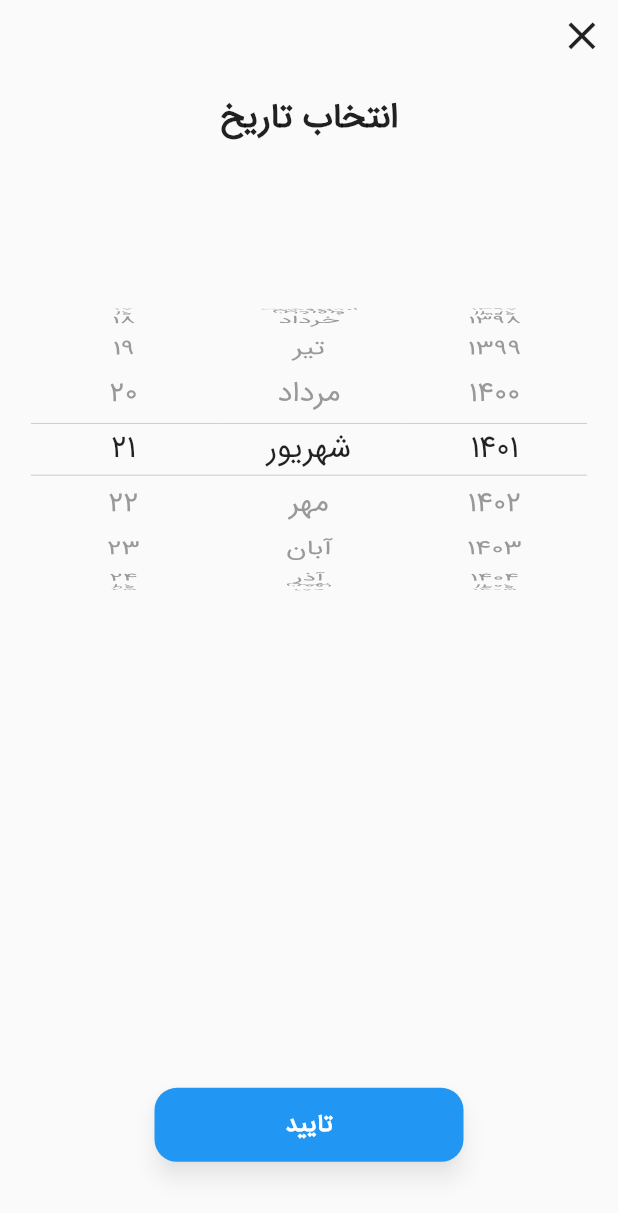
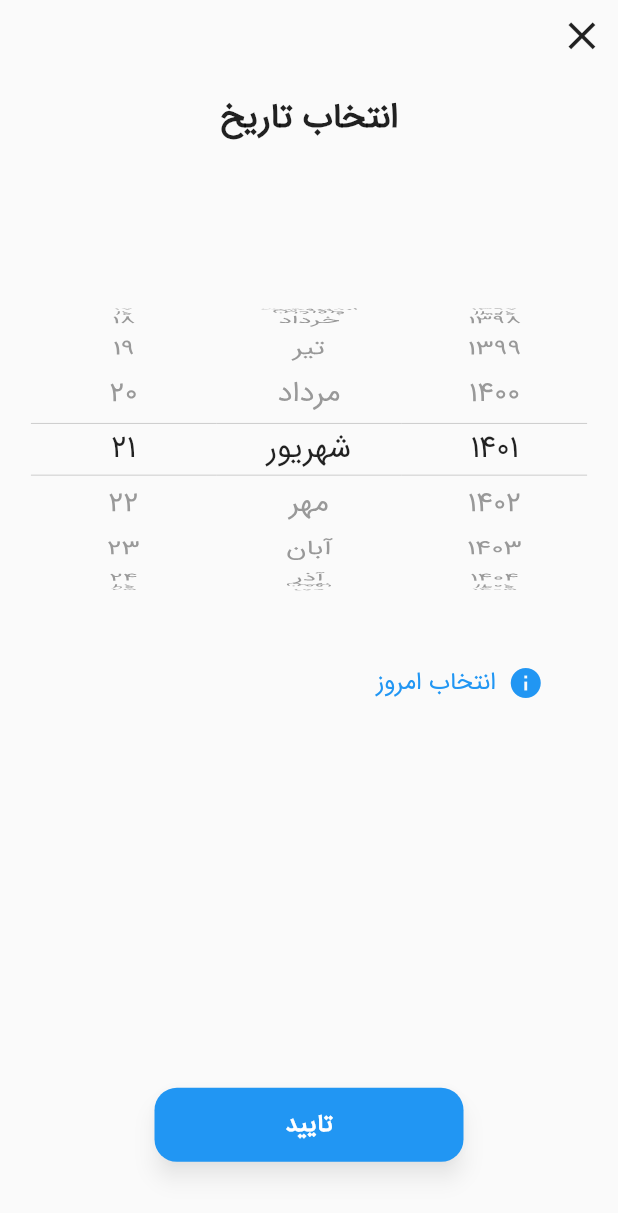
Before and after one commit to alikhajavi74/ir_datetime_picker, a Flutter app: the screen it shows after launch, after a tap on "pick date with route", on a phone screen of 412 x 824 dp. Shown: the top 1213 px of the screen. Run offline on Flutter 3.47's test engine with Material 2 defaults, Android fonts, the phone set to English and light mode, and no system bars; our stand-ins replace shamsi_date.

Commit message:
Release v2.0.2

```diff
--- a/lib/src/ir_date_picker/ir_date_picker.dart
+++ b/lib/src/ir_date_picker/ir_date_picker.dart
@@ -10,6 +10,8 @@ class IRDatePicker extends StatefulWidget {
   final Jalali? initialDate;
   final int? startYear;
   final int? endYear;
+  final bool? enableTodayButton;
+  final String? todayButtonText;
   final IRDatePickerOnSelected onSelected;
 
   const IRDatePicker({
@@ -17,6 +19,8 @@ class IRDatePicker extends StatefulWidget {
     this.initialDate,
     this.startYear,
     this.endYear,
+    this.enableTodayButton,
+    this.todayButtonText,
     required this.onSelected,
   }) : super(key: key);
 
@@ -26,6 +30,7 @@ class IRDatePicker extends StatefulWidget {
 
 class _IRDatePickerState extends State<IRDatePicker> {
   late Jalali _initialDate;
+  late bool _refreshCupertinoPickers;
 
   int _selectedYear = 1400;
   int _selectedMonth = 1;
@@ -43,6 +48,7 @@ class _IRDatePickerState extends State<IRDatePicker> {
 
   void init() {
     _initialDate = widget.initialDate ?? Jalali.now();
+    _refreshCupertinoPickers = false;
     _selectedYear = _initialDate.year;
     _selectedMonth = _initialDate.month;
     _selectedDay = _initialDate.day;
@@ -52,7 +58,12 @@ class _IRDatePickerState extends State<IRDatePicker> {
 
   @override
   Widget build(BuildContext context) {
-    return Row(
+    WidgetsBinding.instance.addPostFrameCallback((_) {
+      _refreshCupertinoPickers = false;
+    });
+    return Column(
+      children: [
+        Row(
           mainAxisAlignment: MainAxisAlignment.center,
           children: [
             generateCupertinoPicker(
@@ -97,16 +108,55 @@ class _IRDatePickerState extends State<IRDatePicker> {
               },
             ),
           ],
+        ),
+        widget.enableTodayButton ?? true
+            ? Column(
+                mainAxisSize: MainAxisSize.min,
+                children: [
+                  SizedBox(height: 1.0.percentOfHeight(context)),
+                  Padding(
+                    padding: EdgeInsets.symmetric(horizontal: 10.0.percentOfWidth(context)),
+                    child: Row(
+                      mainAxisAlignment: MainAxisAlignment.start,
+                      mainAxisSize: MainAxisSize.max,
+                      children: [
+                        TextButton.icon(
+                          icon: const Icon(Icons.info),
+                          style: TextButton.styleFrom(
+                            padding: EdgeInsets.all(2.0.percentOfWidth(context)),
+                            shape: RoundedRectangleBorder(borderRadius: BorderRadius.circular(12.0)),
+                          ),
+                          label: Text(widget.todayButtonText ?? "انتخاب امروز", style: Theme.of(context).textTheme.titleMedium?.copyWith(color: Theme.of(context).primaryColor, fontSize: 14.0.responsiveFont(context))),
+                          onPressed: () {
+                            setState(() {
+                              _refreshCupertinoPickers = true;
+                              Jalali now = Jalali.now();
+                              _selectedYear = now.year;
+                              _selectedMonth = now.month;
+                              _selectedDay = now.day;
+                            });
+                            widget.onSelected(getSelectedJalaliDate());
+                          },
+                        ),
+                      ],
+                    ),
+                  ),
+                ],
+              )
+            : const SizedBox.shrink(),
+      ],
     );
   }
 
   Widget generateCupertinoPicker({required BuildContext context, required List list, required int initialItem, required ValueChanged<int> onSelectedItemChanged}) {
+    mPrint(initialItem);
     return SizedBox(
-      width: 30.0.w(context),
-      height: 30.0.h(context),
+      width: 30.0.percentOfWidth(context),
+      height: 30.0.percentOfHeight(context),
       child: CupertinoPicker(
+        key: _refreshCupertinoPickers ? UniqueKey() : null,
         scrollController: FixedExtentScrollController(initialItem: initialItem),
-        itemExtent: 8.5.w(context),
+        itemExtent: 8.5.percentOfWidth(context),
         diameterRatio: 1.0,
         selectionOverlay: Container(
           decoration: BoxDecoration(
@@ -119,7 +169,7 @@ class _IRDatePickerState extends State<IRDatePicker> {
         onSelectedItemChanged: onSelectedItemChanged,
         children: list.map<Widget>((element) {
           return Center(
-            child: Text(element.toString(), style: Theme.of(context).textTheme.titleMedium?.copyWith(fontSize: 18.0.rf(context))),
+            child: Text(element.toString(), style: Theme.of(context).textTheme.titleMedium?.copyWith(fontSize: 18.0.responsiveFont(context))),
           );
         }).toList(),
       ),
--- a/lib/src/ir_date_picker/ir_date_picker_route.dart
+++ b/lib/src/ir_date_picker/ir_date_picker_route.dart
@@ -12,12 +12,16 @@ class IRDatePickerResponsiveRoute extends StatelessWidget {
   final Jalali? initialDate;
   final int? startYear;
   final int? endYear;
+  final bool? enableTodayButton;
+  final String? todayButtonText;
 
   const IRDatePickerResponsiveRoute({
     Key? key,
     this.initialDate,
     this.startYear,
     this.endYear,
+    this.enableTodayButton,
+    this.todayButtonText,
   }) : super(key: key);
 
   @override
@@ -25,7 +29,7 @@ class IRDatePickerResponsiveRoute extends StatelessWidget {
     final ThemeData themeData = Theme.of(context);
     Jalali selectedDate = initialDate ?? Jalali.now();
     Widget backButton = IconButton(
-      iconSize: 7.5.w(context),
+      iconSize: 7.5.percentOfWidth(context),
       icon: const Icon(Icons.close),
       onPressed: () {
         Navigator.pop<Jalali?>(context, null);
@@ -34,7 +38,7 @@ class IRDatePickerResponsiveRoute extends StatelessWidget {
     Widget title = Text(
       "انتخاب تاریخ",
       style: Theme.of(context).textTheme.titleLarge?.copyWith(
-            fontSize: 20.0.rf(context),
+            fontSize: 20.0.responsiveFont(context),
             fontWeight: FontWeight.w700,
           ),
     );
@@ -42,12 +46,14 @@ class IRDatePickerResponsiveRoute extends StatelessWidget {
       initialDate: initialDate,
       startYear: startYear,
       endYear: endYear,
+      enableTodayButton: enableTodayButton,
+      todayButtonText: todayButtonText,
       onSelected: (Jalali jalaliDate) {
         selectedDate = jalaliDate;
       },
     );
     Widget submitButton = ConstrainedBox(
-      constraints: BoxConstraints.tightFor(width: 50.0.w(context), height: 6.0.h(context)),
+      constraints: BoxConstraints.tightFor(width: 50.0.percentOfWidth(context), height: 6.0.percentOfHeight(context)),
       child: ElevatedButton(
         style: ElevatedButton.styleFrom(
           backgroundColor: themeData.primaryColor,
@@ -57,7 +63,7 @@ class IRDatePickerResponsiveRoute extends StatelessWidget {
         ),
         child: Text(
           "تایید",
-          style: Theme.of(context).textTheme.titleMedium?.copyWith(fontSize: 14.0.rf(context), fontWeight: FontWeight.w600, color: Colors.white),
+          style: Theme.of(context).textTheme.titleMedium?.copyWith(fontSize: 14.0.responsiveFont(context), fontWeight: FontWeight.w600, color: Colors.white),
         ),
         onPressed: () => Navigator.pop<Jalali?>(context, selectedDate),
       ),
@@ -73,13 +79,13 @@ class IRDatePickerResponsiveRoute extends StatelessWidget {
                 alignment: Alignment.topRight,
                 child: backButton,
               ),
-              SizedBox(height: 2.0.h(context)),
+              SizedBox(height: 2.0.percentOfHeight(context)),
               title,
-              SizedBox(height: 10.0.h(context)),
+              SizedBox(height: 10.0.percentOfHeight(context)),
               datePicker,
               const Spacer(),
               submitButton,
-              SizedBox(height: 6.0.h(context)),
+              SizedBox(height: 6.0.percentOfHeight(context)),
             ],
           ),
         ),
@@ -92,13 +98,15 @@ class IRDatePickerResponsiveRoute extends StatelessWidget {
 
 // showIRDatePickerRoute top function:
 
-Future<Jalali?> showIRDatePickerRoute(BuildContext context, {Jalali? initialDate, int? startYear, int? endYear}) async {
+Future<Jalali?> showIRDatePickerRoute(BuildContext context, {Jalali? initialDate, int? startYear, int? endYear, bool? enableTodayButton, String? todayButtonText}) async {
   Jalali? jalaliDate = await Navigator.of(context).push<Jalali?>(
     MaterialPageRoute(
       builder: (BuildContext buildContext) => IRDatePickerResponsiveRoute(
         initialDate: initialDate,
         startYear: startYear,
         endYear: endYear,
+        enableTodayButton: enableTodayButton,
+        todayButtonText: todayButtonText,
       ),
     ),
   );
--- a/lib/src/utils/responsive.dart
+++ b/lib/src/utils/responsive.dart
@@ -5,19 +5,19 @@ import 'package:flutter/material.dart';
 // Responsive top level functions:
 
 /// get percent of width
-/// Eg: getPercentOfWidth(context, 60.0) getting 60% of user device width.
-double getPercentOfWidth(BuildContext context, double percent) {
+/// Eg: mGetPercentOfWidth(context, 60.0) getting 60% of user device width.
+double mGetPercentOfWidth(BuildContext context, double percent) {
   return percent * (MediaQuery.of(context).size.width / 100.0);
 }
 
 /// get percent of height
-/// Eg: getPercentOfHeight(context, 60.0) getting 60% of user device height.
-double getPercentOfHeight(BuildContext context, double percent) {
+/// Eg: mGetPercentOfHeight(context, 60.0) getting 60% of user device height.
+double mGetPercentOfHeight(BuildContext context, double percent) {
   return percent * (MediaQuery.of(context).size.height / 100.0);
 }
 
 /// get responsive font according to user device sizes.
-double getResponsiveFontSize(BuildContext context, double fontSize) {
+double mGetResponsiveFontSize(BuildContext context, double fontSize) {
   return (fontSize / 720.0) * MediaQuery.of(context).size.height;
 }
 
@@ -26,18 +26,18 @@ double getResponsiveFontSize(BuildContext context, double fontSize) {
 // Responsive extention:
 
 extension MResponsive on num {
-  /// The same as [getPercentOfHeight]
-  double h(BuildContext context) {
+  /// The same as [mGetPercentOfHeight]
+  double percentOfHeight(BuildContext context) {
     return this * (MediaQuery.of(context).size.height / 100.0);
   }
 
-  /// The same as [getPercentOfWidth]
-  double w(BuildContext context) {
+  /// The same as [mGetPercentOfWidth]
+  double percentOfWidth(BuildContext context) {
     return this * (MediaQuery.of(context).size.width / 100.0);
   }
 
-  /// The same as [getResponsiveFontSize]
-  double rf(BuildContext context) {
+  /// The same as [mGetResponsiveFontSize]
+  double responsiveFont(BuildContext context) {
     return (this / 720.0) * MediaQuery.of(context).size.height;
   }
 }
```
Also changed, not shown: lib/src/ir_date_picker/ir_date_picker_dialog.dart (+18 -10 lines), 2 other files. Lines whose indentation alone changed are shown as unchanged.
